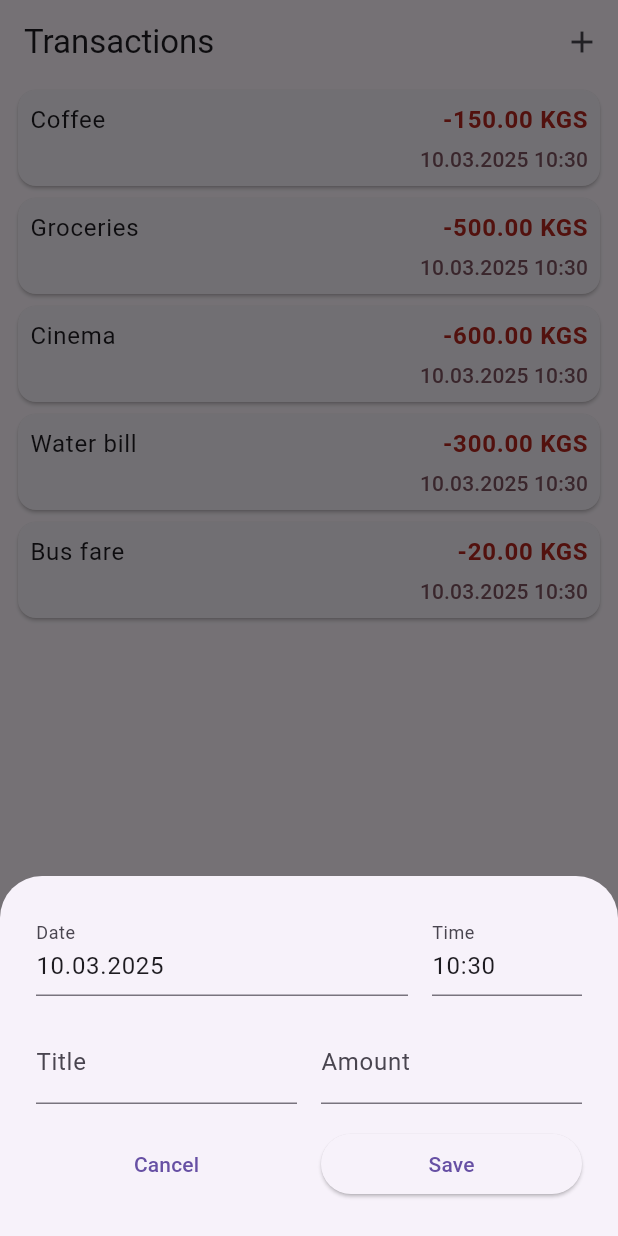
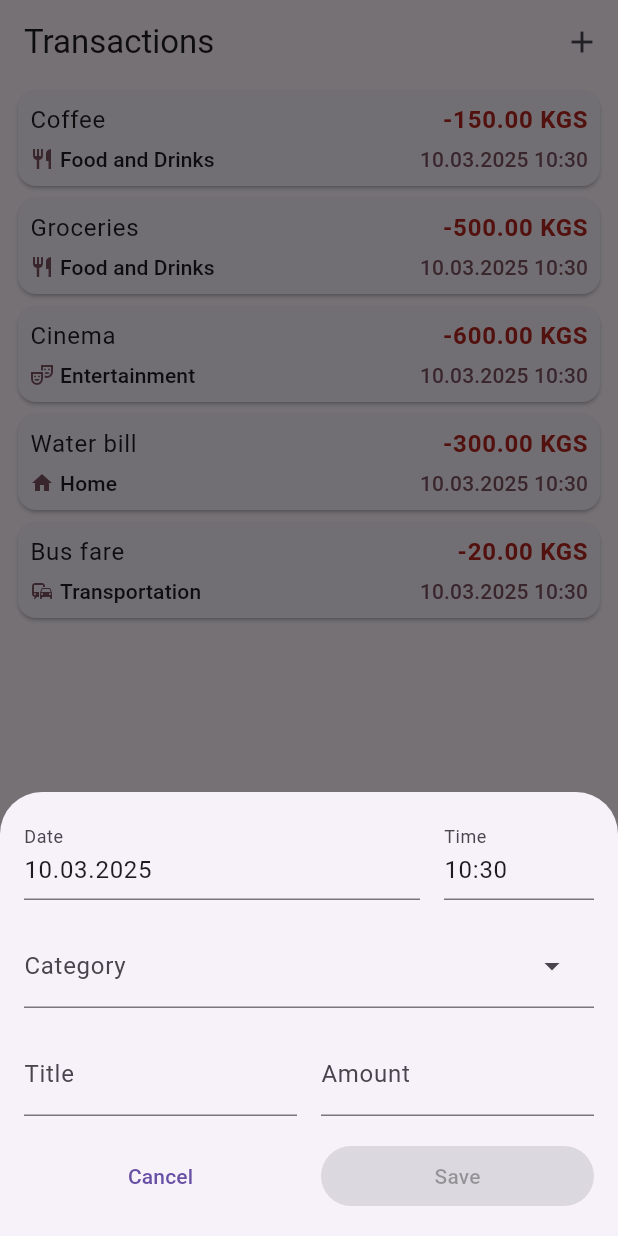
Before and after one commit to eliiimbek/personal_finance2.0, a Flutter app: the screen it shows after launch, after a tap on the "add" icon, on a phone screen of 412 x 824 dp. Run offline on Flutter 3.47's test engine with Material 3 defaults, Android fonts, the phone set to English and light mode, and no system bars.

Commit message:
added categories and category logic and a little bit ui improvements

```diff
--- a/lib/models/transaction.dart
+++ b/lib/models/transaction.dart
@@ -1,3 +1,6 @@
+import 'package:personal_finance/data/categories_data.dart';
+import 'package:personal_finance/models/transaction_category.dart';
+
 class Transaction {
   final String title;
   final double amount;
@@ -14,4 +17,8 @@ class Transaction {
   String get formattedAmount {
     return '-${amount.toStringAsFixed(2)} KGS';
   }
+
+  TransactionCategory get category {
+    return categories.firstWhere((category) => category.id == categoryId);
+  }
 }
--- a/lib/personal_finance.dart
+++ b/lib/personal_finance.dart
@@ -52,10 +52,10 @@ class _PersonalFinanceState extends State<PersonalFinance> {
 
   void openAddTransactionSheet() {
     showModalBottomSheet(
+      useSafeArea: true,
+      isScrollControlled: true,
       context: context,
-      builder: (ctx) => NewTransaction(
-        onTransactionCreated: addTransaction,
-      ),
+      builder: (ctx) => NewTransaction(onTransactionCreated: addTransaction),
     );
   }
 
@@ -65,10 +65,7 @@ class _PersonalFinanceState extends State<PersonalFinance> {
       appBar: AppBar(
         title: Text('Transactions'),
         actions: [
-          IconButton(
-            onPressed: openAddTransactionSheet,
-            icon: Icon(Icons.add),
-          ),
+          IconButton(onPressed: openAddTransactionSheet, icon: Icon(Icons.add)),
         ],
       ),
       body: TransactionsScreen(transactions: transactions),
--- a/lib/widgets/new_transaction.dart
+++ b/lib/widgets/new_transaction.dart
@@ -1,4 +1,5 @@
 import 'package:flutter/material.dart';
+import 'package:personal_finance/data/categories_data.dart';
 import 'package:personal_finance/helpers/format_datetime.dart';
 import 'package:personal_finance/models/transaction.dart';
 
@@ -15,9 +16,17 @@ class _NewTransactionState extends State<NewTransaction> {
   var amount = '';
   var selectedDate = DateTime.now();
   var selectedTimeOfDay = TimeOfDay.now();
+  String? selectedCategory;
 
   final dateController = TextEditingController();
   final timeController = TextEditingController();
+
+  @override
+  void dispose() {
+    dateController.dispose();
+    timeController.dispose();
+    super.dispose();
+  }
 
   @override
   void initState() {
@@ -41,10 +50,20 @@ class _NewTransactionState extends State<NewTransaction> {
     final newTransaction = Transaction(
       title: title,
       amount: double.parse(amount),
-      dateTime: dateTime, categoryId: '',
+      dateTime: dateTime,
+      categoryId: selectedCategory!,
     );
     widget.onTransactionCreated(newTransaction);
     Navigator.pop(context);
+    if (isTransactionInvalid()) {
+      return;
+    }
+  }
+
+  bool isTransactionInvalid() {
+    final parsedAmount = double.tryParse(amount);
+    final amountIsInvalid = parsedAmount == null || parsedAmount <= 0;
+    return title.trim().isEmpty || amountIsInvalid || selectedCategory == null;
   }
 
   void onDateTap() async {
@@ -83,10 +102,12 @@ class _NewTransactionState extends State<NewTransaction> {
 
   @override
   Widget build(BuildContext context) {
-    print('title: $title, amount: $amount');
+    final bottomInset = MediaQuery.of(context).viewInsets.bottom;
+    final theme = Theme.of(context);
     return Container(
       width: double.infinity,
-      padding: EdgeInsets.all(24),
+      padding: EdgeInsets.fromLTRB(16, 16, 16, bottomInset + 16),
+      child: SingleChildScrollView(
         child: Column(
           mainAxisSize: MainAxisSize.min,
           children: [
@@ -113,23 +134,39 @@ class _NewTransactionState extends State<NewTransaction> {
               ],
             ),
             SizedBox(height: 16),
+            DropdownMenu(
+              expandedInsets: EdgeInsets.zero,
+              label: Text('Category'),
+              inputDecorationTheme: theme.inputDecorationTheme,
+              onSelected: (value) => setState(() => selectedCategory = value),
+              dropdownMenuEntries:
+                  categories
+                      .map(
+                        (category) => DropdownMenuEntry(
+                          value: category.id,
+                          leadingIcon: Icon(category.icon),
+                          label: category.title,
+                        ),
+                      )
+                      .toList(),
+            ),
+            SizedBox(height: 16),
             Row(
               children: [
                 Expanded(
                   child: TextField(
                     onChanged: (value) => setState(() => title = value),
-                  decoration: InputDecoration(
-                    label: Text('Title'),
-                  ),
+                    decoration: InputDecoration(label: Text('Title')),
                   ),
                 ),
                 SizedBox(width: 16),
                 Expanded(
                   child: TextField(
                     onChanged: (value) => setState(() => amount = value),
-                  decoration: InputDecoration(
-                    label: Text('Amount'),
+                    keyboardType: TextInputType.numberWithOptions(
+                      decimal: true,
                     ),
+                    decoration: InputDecoration(label: Text('Amount')),
                   ),
                 ),
               ],
@@ -146,7 +183,7 @@ class _NewTransactionState extends State<NewTransaction> {
                 SizedBox(width: 16),
                 Expanded(
                   child: ElevatedButton(
-                  onPressed: onSaved,
+                    onPressed: isTransactionInvalid() ? null : onSaved,
                     child: Text('Save'),
                   ),
                 ),
@@ -154,6 +191,7 @@ class _NewTransactionState extends State<NewTransaction> {
             ),
           ],
         ),
+      ),
     );
   }
 }
--- a/lib/widgets/transaction_card.dart
+++ b/lib/widgets/transaction_card.dart
@@ -11,6 +11,7 @@ class TransactionCard extends StatelessWidget {
     final theme = Theme.of(context);
     final bodyLargeStyle = theme.textTheme.bodyLarge!;
     final titleSmallStyle = theme.textTheme.titleSmall!;
+    final category = transaction.category;
 
     return Card(
       child: Padding(
@@ -20,10 +21,7 @@ class TransactionCard extends StatelessWidget {
             Row(
               mainAxisAlignment: MainAxisAlignment.spaceBetween,
               children: [
-                Text(
-                  transaction.title,
-                  style: bodyLargeStyle,
-                ),
+                Text(transaction.title, style: bodyLargeStyle),
                 Text(
                   transaction.formattedAmount,
                   style: bodyLargeStyle.copyWith(
@@ -35,8 +33,19 @@ class TransactionCard extends StatelessWidget {
             ),
             SizedBox(height: 4),
             Row(
-              mainAxisAlignment: MainAxisAlignment.end,
+              mainAxisAlignment: MainAxisAlignment.spaceBetween,
               children: [
+                Row(
+                  children: [
+                    Icon(
+                      category.icon,
+                      size: 16,
+                      color: theme.colorScheme.tertiary,
+                    ),
+                    SizedBox(width: 4),
+                    Text(category.title, style: titleSmallStyle),
+                  ],
+                ),
                 Text(
                   formatDateTime(transaction.dateTime),
                   style: titleSmallStyle.copyWith(
```
Lines whose indentation alone changed are shown as unchanged.
